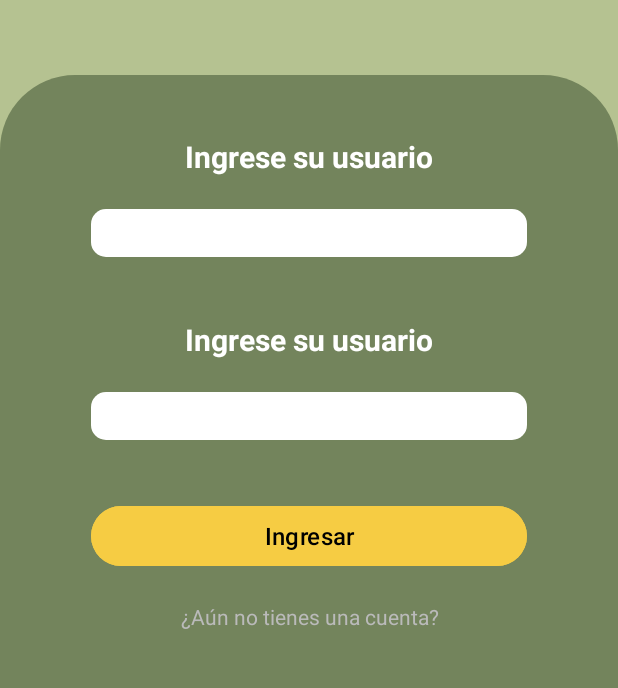
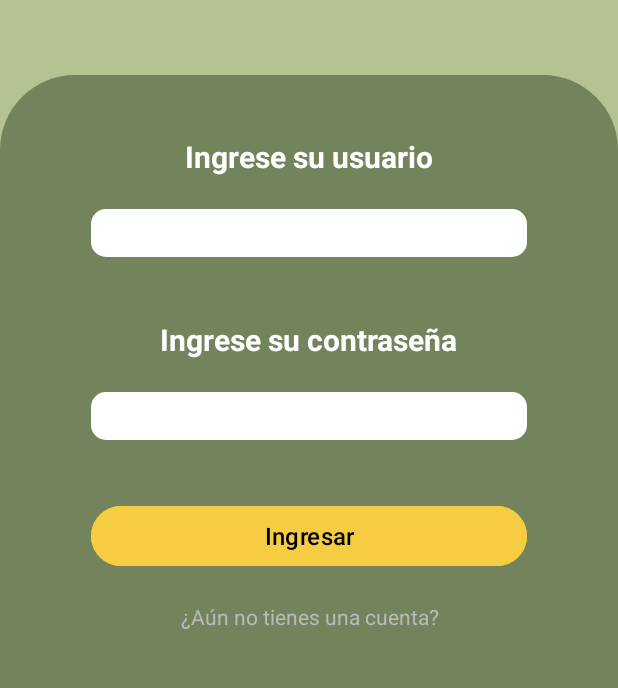
Before and after one commit to AngelSuarez03/Cowtrol, an Android app: the LoginActivity screen opened directly, with no data from a screen before it, on a phone screen of 412 x 824 dp, the part 440-1128 px from its top. Run offline under Robolectric (Android 15) with nearby library versions, the phone set to English and light mode, and no system bars.

Commit message:
Funcionalidad Login, Funcion para validar el usuario

```diff
--- a/app/src/main/java/uv/tc/cowtrol/LoginActivity.kt
+++ b/app/src/main/java/uv/tc/cowtrol/LoginActivity.kt
@@ -1,15 +1,36 @@
 package uv.tc.cowtrol
 
+import android.content.Intent
 import androidx.appcompat.app.AppCompatActivity
 import android.os.Bundle
+import android.widget.Toast
 import uv.tc.cowtrol.databinding.ActivityLoginBinding
+import uv.tc.cowtrol.modelo.UsuariosBD
 
 class LoginActivity : AppCompatActivity() {
     lateinit var binding: ActivityLoginBinding
+    lateinit var modelo: UsuariosBD
     override fun onCreate(savedInstanceState: Bundle?) {
         super.onCreate(savedInstanceState)
         binding = ActivityLoginBinding.inflate(layoutInflater)
         val view = binding.root
         setContentView(view)
+        modelo = UsuariosBD(this@LoginActivity)
+
+        var mensaje = ""
+        binding.btnIngresarLogin.setOnClickListener{
+            val correo = binding.etCorreoLogin.text.toString()
+            val password = binding.etPasswordLogin.text.toString()
+            if(modelo.validarUsuario(correo, password)){
+                mensaje = "Bienvenido a Cowtrol"
+                Toast.makeText(this, mensaje, Toast.LENGTH_SHORT).show()
+                val intent = Intent(this, PrincipalActivity::class.java)
+                startActivity(intent)
+                finish()
+            }else{
+                mensaje = "Correo o cantraseña incorrecos"
+                Toast.makeText(this, mensaje, Toast.LENGTH_SHORT).show()
+            }
+        }
     }
 }
--- a/app/src/main/res/layout/activity_login.xml
+++ b/app/src/main/res/layout/activity_login.xml
@@ -47,29 +47,35 @@
                 android:textStyle="bold"
                 android:textColor="@color/white"/>
             <EditText
+                android:id="@+id/et_correo_login"
                 android:layout_width="match_parent"
                 android:layout_height="32dp"
                 android:background="@drawable/et_campo_datos"
                 android:layout_marginStart="60dp"
-                android:layout_marginEnd="60dp"/>
+                android:layout_marginEnd="60dp"
+                android:textColor="@color/black"/>
             <TextView
                 android:layout_width="wrap_content"
                 android:layout_height="wrap_content"
                 android:layout_marginTop="41dp"
                 android:layout_gravity="center_horizontal"
-                android:text="@string/tv_ingresar_usuario"
+                android:text="@string/tv_ingrese_contrasena"
                 android:textSize="20dp"
                 android:textStyle="bold"
                 android:textColor="@color/white"/>
+
             <EditText
+                android:id="@+id/et_password_login"
                 android:layout_width="match_parent"
                 android:layout_height="32dp"
                 android:layout_marginTop="21dp"
                 android:background="@drawable/et_campo_datos"
                 android:layout_marginStart="60dp"
-                android:layout_marginEnd="60dp"/>
+                android:layout_marginEnd="60dp"
+                android:textColor="@color/black"/>
 
             <Button
+                android:id="@+id/btn_ingresar_login"
                 android:layout_width="match_parent"
                 android:layout_height="wrap_content"
                 android:layout_marginTop="40dp"
--- a/app/src/main/res/values/strings.xml
+++ b/app/src/main/res/values/strings.xml
@@ -51,7 +51,7 @@
     <string name="tipo_usuario">Tipo de usuario</string>
     <string name="correo_electronico">Correo electrónico</string>
     <string name="contrasenia">Contraseña</string>
-    <string name="cuenta_existente">¿Ya tiene una cuenta?</string>
+    <string name="cuenta_existente">¿Ya tienes una cuenta?</string>
     <string name="registrar_becerro">Registra un becerro</string>
     <string name="macho">Macho</string>
     <string name="hembra">Hembra</string>
```
Also changed, not shown: app/src/main/java/uv/tc/cowtrol/modelo/UsuariosBD.kt (+15 -0 lines).
